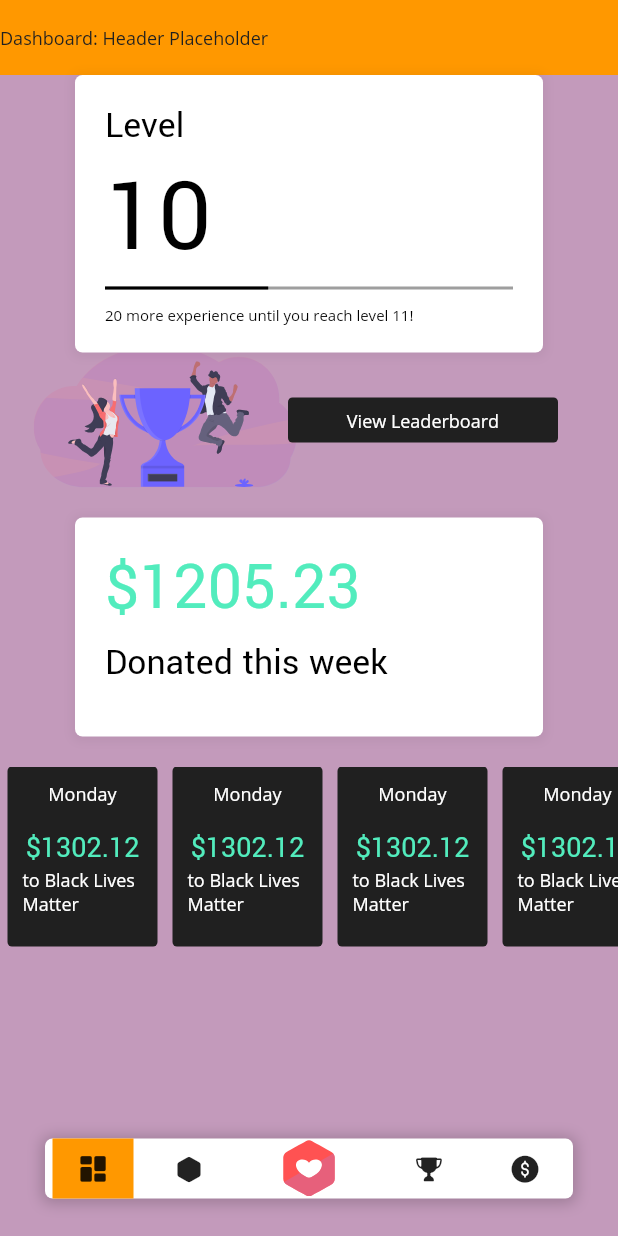
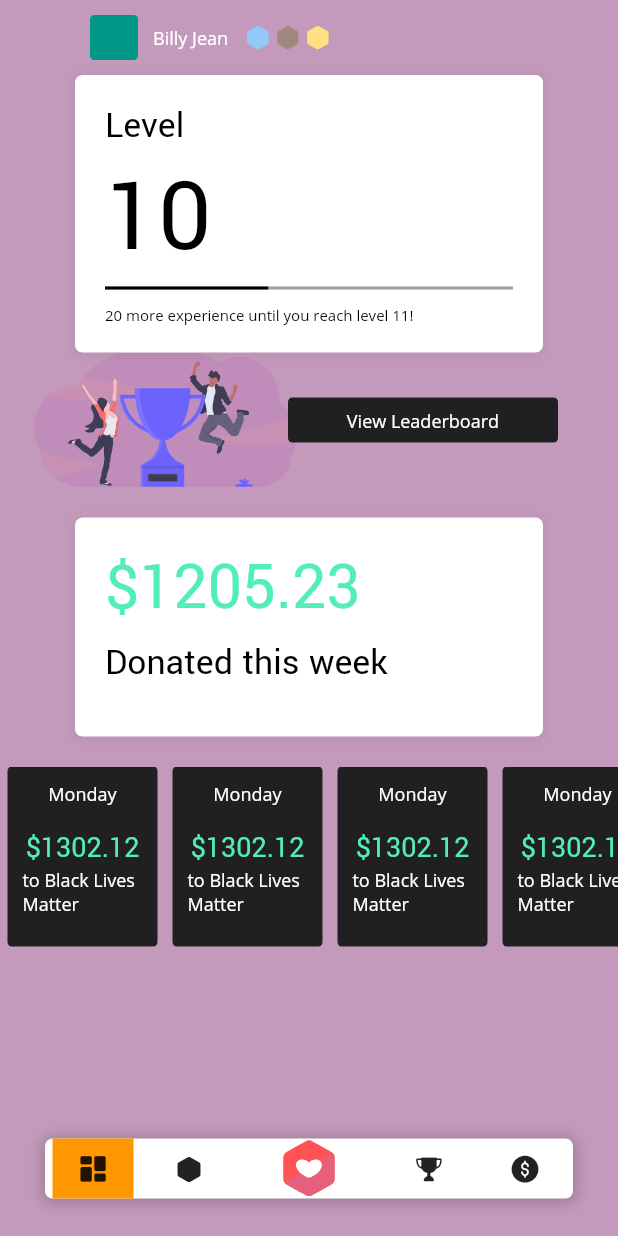
Before and after one commit to joshmalek/donatio-app, a Flutter app: the screen it shows after launch, on a phone screen of 412 x 824 dp. Run offline on Flutter 3.47's test engine with Material 2 defaults, Android fonts, the phone set to English and light mode, and no system bars; our stand-ins replace flutter_hooks, flutter_svg, google_fonts.

Commit message:
Applied TabBarView to the 4 main screens of our app

```diff
--- a/lib/components/Navbar.dart
+++ b/lib/components/Navbar.dart
@@ -27,9 +27,11 @@ class BottomNavbar extends StatefulWidget {
 //   }
 // }
 
-class _BottomNavbarState extends State<BottomNavbar> {
+class _BottomNavbarState extends State<BottomNavbar>
+    with SingleTickerProviderStateMixin {
   double _left = 5;
   int _pageIndex = 0;
+  TabController _tabController;
 
   final List<Widget> tabs = [
     DashboardBody(),
@@ -37,6 +39,18 @@ class _BottomNavbarState extends State<BottomNavbar> {
     LeaderboardBody(),
     DonateBody()
   ];
+
+  @override
+  void initState() {
+    super.initState();
+    _tabController = TabController(length: 4, vsync: this);
+  }
+
+  @override
+  void dispose() {
+    _tabController.dispose();
+    super.dispose();
+  }
 
   double _updateState(int iconIndex) {
     _pageIndex = iconIndex;
@@ -91,6 +105,7 @@ class _BottomNavbarState extends State<BottomNavbar> {
                           flex: 2,
                           child: GestureDetector(
                               onTap: () {
+                                _tabController.index = 0;
                                 _updateState(0);
                                 // Navigator.of(context)
                                 //     .pushReplacementNamed('/dashboard');
@@ -102,6 +117,7 @@ class _BottomNavbarState extends State<BottomNavbar> {
                           flex: 2,
                           child: GestureDetector(
                               onTap: () {
+                                _tabController.index = 1;
                                 _updateState(1);
                                 // Navigator.of(context)
                                 //     .pushReplacementNamed('/unlockedMedals');
@@ -122,6 +138,7 @@ class _BottomNavbarState extends State<BottomNavbar> {
                           flex: 2,
                           child: GestureDetector(
                               onTap: () {
+                                _tabController.index = 2;
                                 _updateState(2);
                                 // Navigator.of(context)
                                 //     .pushReplacementNamed('/leaderboard');
@@ -133,6 +150,7 @@ class _BottomNavbarState extends State<BottomNavbar> {
                           flex: 2,
                           child: GestureDetector(
                               onTap: () {
+                                _tabController.index = 3;
                                 _updateState(3);
                                 // Navigator.of(context)
                                 //     .pushReplacementNamed('/donate');
@@ -152,6 +170,15 @@ class _BottomNavbarState extends State<BottomNavbar> {
                     blurRadius: 8)
               ], color: Colors.white, borderRadius: BorderRadius.circular(5)),
             )),
-        body: tabs[_pageIndex]);
+        body: TabBarView(
+          children: <Widget>[
+            DashboardBody(),
+            UnlockedMedalsBody(),
+            LeaderboardBody(),
+            DonateBody()
+          ],
+          controller: _tabController,
+          physics: NeverScrollableScrollPhysics(),
+        ));
   }
 }
--- a/lib/screens/Dashboard.dart
+++ b/lib/screens/Dashboard.dart
@@ -33,16 +33,46 @@ class DashboardBody extends StatelessWidget {
   Widget build(BuildContext context) {
     return SafeArea(
         child: Column(children: [
-      Container(
-          child: Text("Dashboard: Header Placeholder"),
-          height: 50,
-          alignment: Alignment.centerLeft,
-          color: Colors.orange),
+      AppHeader(),
       LevelModal(10),
       ViewLeaderboard(),
       DonatedModal(1205.23, "\$"),
       DonatedList()
     ]));
+  }
+}
+
+class AppHeader extends StatelessWidget {
+  @override
+  Widget build(BuildContext context) {
+    return Container(
+        child: Row(
+          children: <Widget>[
+            Flexible(
+                flex: 1,
+                child: Container(
+                    decoration: BoxDecoration(
+                        color: Colors.teal,
+                        borderRadius: BorderRadius.circular(3)),
+                    margin: EdgeInsets.fromLTRB(10, 10, 10, 10))),
+            Flexible(
+                flex: 2,
+                child: Text("Billy Jean", style: FontPresets.buttonText)),
+            Flexible(
+                flex: 3,
+                child: Container(
+                    padding: EdgeInsets.fromLTRB(10, 0, 0, 0),
+                    child: Row(children: [
+                      Icon(Icomoon.hexagon2, size: 20, color: Colors.blue[200]),
+                      Icon(Icomoon.hexagon2,
+                          size: 20, color: Colors.brown[300]),
+                      Icon(Icomoon.hexagon2, size: 20, color: Colors.amber[200])
+                    ])))
+          ],
+        ),
+        margin: EdgeInsets.fromLTRB(50, 0, 50, 0),
+        height: 50,
+        alignment: Alignment.centerLeft);
   }
 }
 
```
